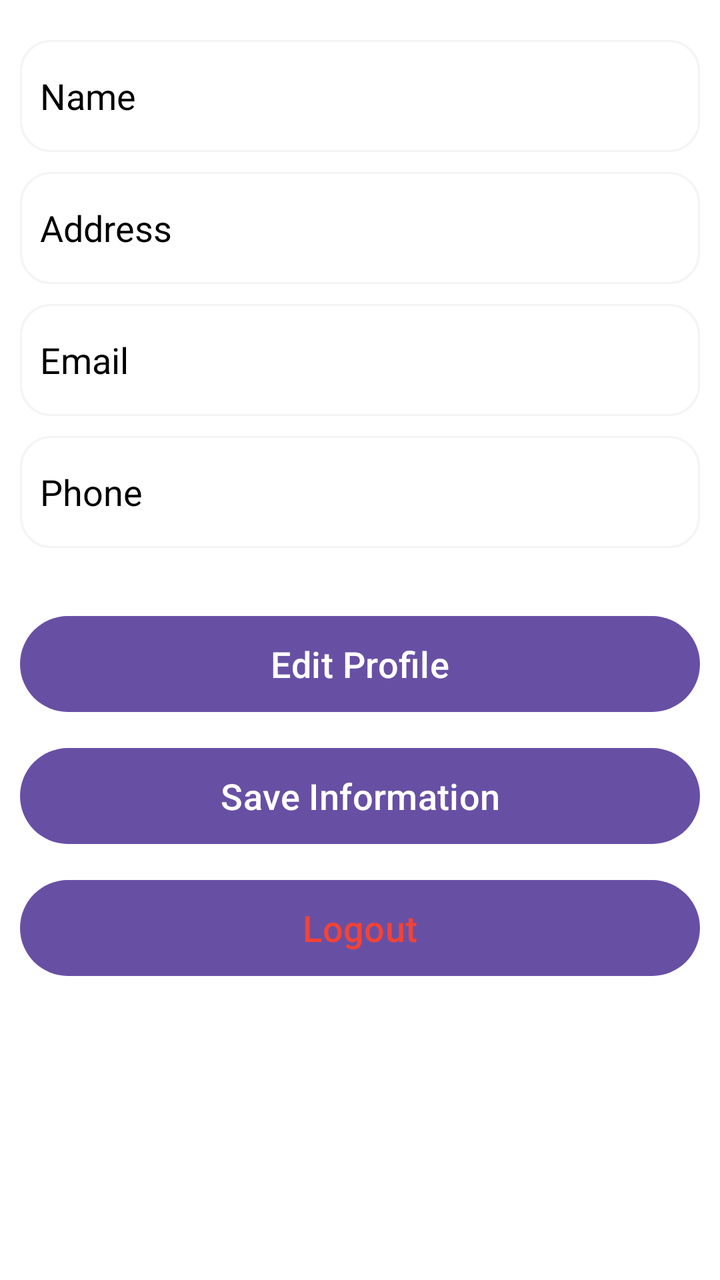
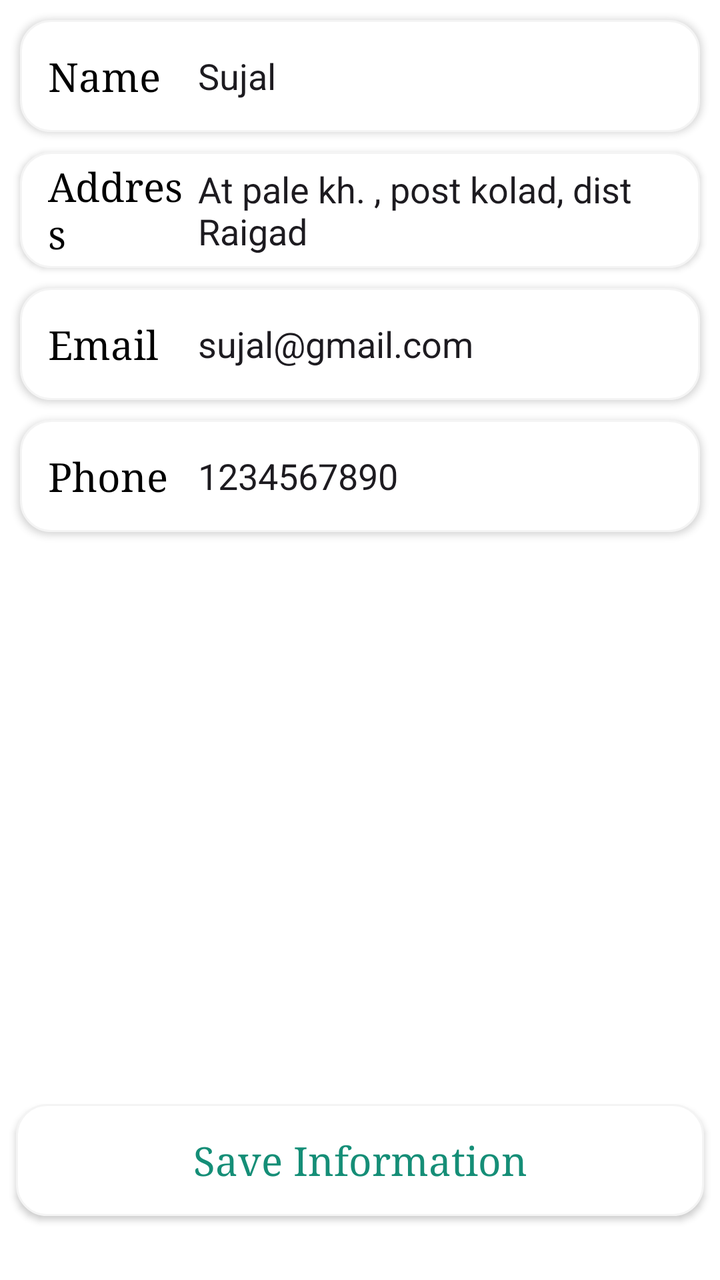

Two renders of the same Android screen: before a commit and after it. Below are the layout's source before the change and the commit's diff.
<!-- AndroidManifest.xml: application theme Theme.ServiceProvider -->
<!-- res/layout/fragment_profile.xml -->
<?xml version="1.0" encoding="utf-8"?>
<FrameLayout xmlns:android="http://schemas.android.com/apk/res/android"
    xmlns:tools="http://schemas.android.com/tools"
    android:layout_width="match_parent"
    android:layout_height="match_parent"
    android:background="@color/white"
    tools:context=".Fragment.ProfileFragment">

    <LinearLayout
        android:layout_width="match_parent"
        android:layout_height="match_parent"
        android:orientation="vertical"
        android:padding="10dp">

        
        <LinearLayout
            android:layout_width="match_parent"
            android:layout_height="56dp"
            android:layout_marginTop="10dp"
            android:background="@drawable/profileedittextshape"
            android:gravity="center_vertical"
            android:orientation="horizontal">

            <TextView
                android:layout_width="90dp"
                android:layout_height="wrap_content"
                android:text="Name"
                android:textSize="18sp"
                android:textColor="@color/black"
                android:paddingStart="10dp"/>

            <EditText
                android:id="@+id/nameEdit"
                android:layout_width="0dp"
                android:layout_weight="1"
                android:layout_height="48dp"
                android:enabled="false"
                android:background="@android:color/transparent"
                android:inputType="textPersonName"/>
        </LinearLayout>

        
        <LinearLayout
            android:layout_width="match_parent"
            android:layout_height="56dp"
            android:layout_marginTop="10dp"
            android:background="@drawable/profileedittextshape"
            android:gravity="center_vertical"
            android:orientation="horizontal">

            <TextView
                android:layout_width="90dp"
                android:layout_height="wrap_content"
                android:text="Address"
                android:textSize="18sp"
                android:textColor="@color/black"
                android:paddingStart="10dp"/>

            <EditText
                android:id="@+id/addressEdit"
                android:layout_width="0dp"
                android:layout_weight="1"
                android:layout_height="48dp"
                android:enabled="false"
                android:background="@android:color/transparent"
                android:inputType="textMultiLine"/>
        </LinearLayout>

        
        <LinearLayout
            android:layout_width="match_parent"
            android:layout_height="56dp"
            android:layout_marginTop="10dp"
            android:background="@drawable/profileedittextshape"
            android:gravity="center_vertical"
            android:orientation="horizontal">

            <TextView
                android:layout_width="90dp"
                android:layout_height="wrap_content"
                android:text="Email"
                android:textSize="18sp"
                android:textColor="@color/black"
                android:paddingStart="10dp"/>

            <EditText
                android:id="@+id/emailEdit"
                android:layout_width="0dp"
                android:layout_weight="1"
                android:layout_height="48dp"
                android:enabled="false"
                android:background="@android:color/transparent"/>
        </LinearLayout>

        
        <LinearLayout
            android:layout_width="match_parent"
            android:layout_height="56dp"
            android:layout_marginTop="10dp"
            android:background="@drawable/profileedittextshape"
            android:gravity="center_vertical"
            android:orientation="horizontal">

            <TextView
                android:layout_width="90dp"
                android:layout_height="wrap_content"
                android:text="Phone"
                android:textSize="18sp"
                android:textColor="@color/black"
                android:paddingStart="10dp"/>

            <EditText
                android:id="@+id/phoneEdit"
                android:layout_width="0dp"
                android:layout_weight="1"
                android:layout_height="48dp"
                android:enabled="false"
                android:background="@android:color/transparent"
                android:inputType="phone"/>
        </LinearLayout>

        
        <LinearLayout
            android:layout_width="match_parent"
            android:layout_height="wrap_content"
            android:orientation="vertical"
            android:layout_marginTop="30dp">

            <Button
                android:id="@+id/editButton"
                android:layout_width="match_parent"
                android:layout_height="56dp"
                android:text="Edit Profile"
                android:textAllCaps="false"
                android:textSize="18sp"/>

            <Button
                android:id="@+id/saveButton"
                android:layout_width="match_parent"
                android:layout_height="56dp"
                android:layout_marginTop="10dp"
                android:text="Save Information"
                android:textAllCaps="false"
                android:textSize="18sp"/>

            <Button
                android:id="@+id/logoutButton"
                android:layout_width="match_parent"
                android:layout_height="56dp"
                android:layout_marginTop="10dp"
                android:text="Logout"
                android:textAllCaps="false"
                android:textColor="@color/red"
                android:textSize="18sp"/>

        </LinearLayout>

    </LinearLayout>

</FrameLayout>
<!-- resources referenced by this layout -->
<resources>
  <color name="black">#FF000000</color>
  <color name="red">#F44336</color>
  <color name="white">#FFFFFFFF</color>
  <!-- drawable profileedittextshape (drawable) -->
  <?xml version="1.0" encoding="utf-8"?>
  <shape xmlns:android="http://schemas.android.com/apk/res/android">
  <stroke android:width="1dp" android:color="#f4f4f4"/>
      <solid android:color="@color/white"/>
      <corners android:radius="15dp"/>
  </shape>
  <style name="Theme.ServiceProvider" parent="Base.Theme.ServiceProvider" />
  <style name="Base.Theme.ServiceProvider" parent="Theme.Material3.DayNight.NoActionBar">
          
          
      </style>
</resources>

<!-- the commit's change to res/layout/fragment_profile.xml (unified diff, before → after) -->
@@ -3,158 +3,185 @@
     xmlns:tools="http://schemas.android.com/tools"
     android:layout_width="match_parent"
     android:layout_height="match_parent"
+    android:layout_marginLeft="10dp"
+    android:layout_marginRight="10dp"
     android:background="@color/white"
+    android:orientation="vertical"
     tools:context=".Fragment.ProfileFragment">
 
     <LinearLayout
         android:layout_width="match_parent"
-        android:layout_height="match_parent"
         android:orientation="vertical"
-        android:padding="10dp">
+        android:layout_height="wrap_content">
 
-        
         <LinearLayout
             android:layout_width="match_parent"
             android:layout_height="56dp"
+            android:layout_marginLeft="10dp"
             android:layout_marginTop="10dp"
+            android:layout_marginRight="10dp"
             android:background="@drawable/profileedittextshape"
+            android:elevation="2dp"
             android:gravity="center_vertical"
-            android:orientation="horizontal">
+            android:orientation="horizontal"
+            android:paddingStart="6dp"
+            android:paddingEnd="6dp">
 
             <TextView
-                android:layout_width="90dp"
+                android:id="@+id/textView33"
+                android:layout_width="30dp"
                 android:layout_height="wrap_content"
+                android:layout_marginLeft="8dp"
+                android:layout_weight="1"
+                android:fontFamily="serif"
                 android:text="Name"
-                android:textSize="18sp"
                 android:textColor="@color/black"
-                android:paddingStart="10dp"/>
+                android:textSize="20sp" />
 
             <EditText
-                android:id="@+id/nameEdit"
-                android:layout_width="0dp"
+                android:layout_width="wrap_content"
+                android:layout_height="48dp"
+                android:layout_marginTop="5dp"
+                android:layout_marginBottom="5dp"
                 android:layout_weight="1"
-                android:layout_height="48dp"
-                android:enabled="false"
                 android:background="@android:color/transparent"
-                android:inputType="textPersonName"/>
+                android:ems="10"
+                android:inputType="text"
+                android:paddingStart="5dp"
+                android:paddingEnd="5dp"
+                android:text="Sujal" />
         </LinearLayout>
 
-        
+        <LinearLayout
+            android:layout_width="match_parent"
+            android:layout_height="wrap_content"
+            android:layout_marginLeft="10dp"
+            android:layout_marginTop="10dp"
+            android:layout_marginRight="10dp"
+            android:background="@drawable/profileedittextshape"
+            android:elevation="2dp"
+            android:gravity="center_vertical"
+            android:orientation="horizontal"
+            android:paddingStart="6dp"
+            android:paddingEnd="6dp">
+
+            <TextView
+                android:id="@+id/textView32"
+                android:layout_width="30dp"
+                android:layout_height="wrap_content"
+                android:layout_marginLeft="8dp"
+                android:layout_weight="1"
+                android:fontFamily="serif"
+                android:text="Address"
+                android:textColor="@color/black"
+                android:textSize="20sp" />
+
+            <EditText
+                android:layout_width="wrap_content"
+                android:layout_height="48dp"
+                android:layout_marginTop="5dp"
+                android:layout_marginBottom="5dp"
+                android:layout_weight="1"
+                android:background="@android:color/transparent"
+                android:ems="10"
+                android:inputType="textMultiLine"
+                android:paddingStart="5dp"
+                android:paddingEnd="5dp"
+                android:text="At pale kh. , post kolad, dist Raigad" />
+        </LinearLayout>
+
         <LinearLayout
             android:layout_width="match_parent"
             android:layout_height="56dp"
+            android:layout_marginLeft="10dp"
             android:layout_marginTop="10dp"
+            android:layout_marginRight="10dp"
             android:background="@drawable/profileedittextshape"
+            android:elevation="2dp"
             android:gravity="center_vertical"
-            android:orientation="horizontal">
+            android:orientation="horizontal"
+            android:paddingStart="6dp"
+            android:paddingEnd="6dp">
 
             <TextView
-                android:layout_width="90dp"
+                android:id="@+id/textView26"
+                android:layout_width="30dp"
                 android:layout_height="wrap_content"
-                android:text="Address"
-                android:textSize="18sp"
+                android:layout_marginLeft="8dp"
+                android:layout_weight="1"
+                android:fontFamily="serif"
+                android:text="Email"
                 android:textColor="@color/black"
-                android:paddingStart="10dp"/>
+                android:textSize="20sp" />
 
             <EditText
-                android:id="@+id/addressEdit"
-                android:layout_width="0dp"
+                android:layout_width="wrap_content"
+                android:layout_height="48dp"
+                android:layout_marginTop="5dp"
+                android:layout_marginBottom="5dp"
                 android:layout_weight="1"
-                android:layout_height="48dp"
-                android:enabled="false"
                 android:background="@android:color/transparent"
-                android:inputType="textMultiLine"/>
+                android:ems="10"
+                android:inputType="textEmailAddress"
+                android:paddingStart="5dp"
+                android:paddingEnd="5dp"
+                android:text="sujal@gmail.com" />
         </LinearLayout>
 
-        
         <LinearLayout
             android:layout_width="match_parent"
             android:layout_height="56dp"
+            android:layout_marginLeft="10dp"
             android:layout_marginTop="10dp"
+            android:layout_marginRight="10dp"
+            android:layout_marginBottom="10dp"
             android:background="@drawable/profileedittextshape"
+            android:elevation="2dp"
             android:gravity="center_vertical"
-            android:orientation="horizontal">
+            android:orientation="horizontal"
+            android:paddingStart="6dp"
+            android:paddingEnd="6dp">
 
             <TextView
-                android:layout_width="90dp"
+                android:id="@+id/textView28"
+                android:layout_width="30dp"
                 android:layout_height="wrap_content"
-                android:text="Email"
-                android:textSize="18sp"
+                android:layout_marginLeft="8dp"
+                android:layout_weight="1"
+                android:fontFamily="serif"
+                android:text="Phone"
                 android:textColor="@color/black"
-                android:paddingStart="10dp"/>
+                android:textSize="20sp" />
 
             <EditText
-                android:id="@+id/emailEdit"
-                android:layout_width="0dp"
+                android:layout_width="wrap_content"
+                android:layout_height="48dp"
+                android:layout_marginTop="5dp"
+                android:layout_marginBottom="5dp"
                 android:layout_weight="1"
-                android:layout_height="48dp"
-                android:enabled="false"
-                android:background="@android:color/transparent"/>
+                android:background="@android:color/transparent"
+                android:ems="10"
+                android:inputType="phone"
+                android:paddingStart="5dp"
+                android:paddingEnd="5dp"
+                android:text="1234567890" />
         </LinearLayout>
-
-        
-        <LinearLayout
-            android:layout_width="match_parent"
-            android:layout_height="56dp"
-            android:layout_marginTop="10dp"
-            android:background="@drawable/profileedittextshape"
-            android:gravity="center_vertical"
-            android:orientation="horizontal">
-
-            <TextView
-                android:layout_width="90dp"
-                android:layout_height="wrap_content"
-                android:text="Phone"
-                android:textSize="18sp"
-                android:textColor="@color/black"
-                android:paddingStart="10dp"/>
-
-            <EditText
-                android:id="@+id/phoneEdit"
-                android:layout_width="0dp"
-                android:layout_weight="1"
-                android:layout_height="48dp"
-                android:enabled="false"
-                android:background="@android:color/transparent"
-                android:inputType="phone"/>
-        </LinearLayout>
-
-        
-        <LinearLayout
-            android:layout_width="match_parent"
-            android:layout_height="wrap_content"
-            android:orientation="vertical"
-            android:layout_marginTop="30dp">
-
-            <Button
-                android:id="@+id/editButton"
-                android:layout_width="match_parent"
-                android:layout_height="56dp"
-                android:text="Edit Profile"
-                android:textAllCaps="false"
-                android:textSize="18sp"/>
-
-            <Button
-                android:id="@+id/saveButton"
-                android:layout_width="match_parent"
-                android:layout_height="56dp"
-                android:layout_marginTop="10dp"
-                android:text="Save Information"
-                android:textAllCaps="false"
-                android:textSize="18sp"/>
-
-            <Button
-                android:id="@+id/logoutButton"
-                android:layout_width="match_parent"
-                android:layout_height="56dp"
-                android:layout_marginTop="10dp"
-                android:text="Logout"
-                android:textAllCaps="false"
-                android:textColor="@color/red"
-                android:textSize="18sp"/>
-
-        </LinearLayout>
-
     </LinearLayout>
 
+    <androidx.appcompat.widget.AppCompatButton
+        android:id="@+id/button7"
+        android:layout_width="match_parent"
+        android:layout_height="56dp"
+        android:layout_gravity="bottom"
+        android:layout_marginLeft="8dp"
+        android:layout_marginRight="8dp"
+        android:layout_marginBottom="32dp"
+        android:background="@drawable/profileedittextshape"
+        android:elevation="5dp"
+        android:fontFamily="serif"
+        android:text="Save Information"
+        android:textAllCaps="false"
+        android:textColor="@color/end"
+        android:textSize="20sp" />
+
 </FrameLayout>
<!-- resource entries referenced after the edit -->
@@ -1,7 +1,7 @@
 <!-- resources referenced by this layout -->
 <resources>
   <color name="black">#FF000000</color>
-  <color name="red">#F44336</color>
+  <color name="end">#158E77</color>
   <color name="white">#FFFFFFFF</color>
   <!-- drawable profileedittextshape (drawable) -->
   <?xml version="1.0" encoding="utf-8"?>
